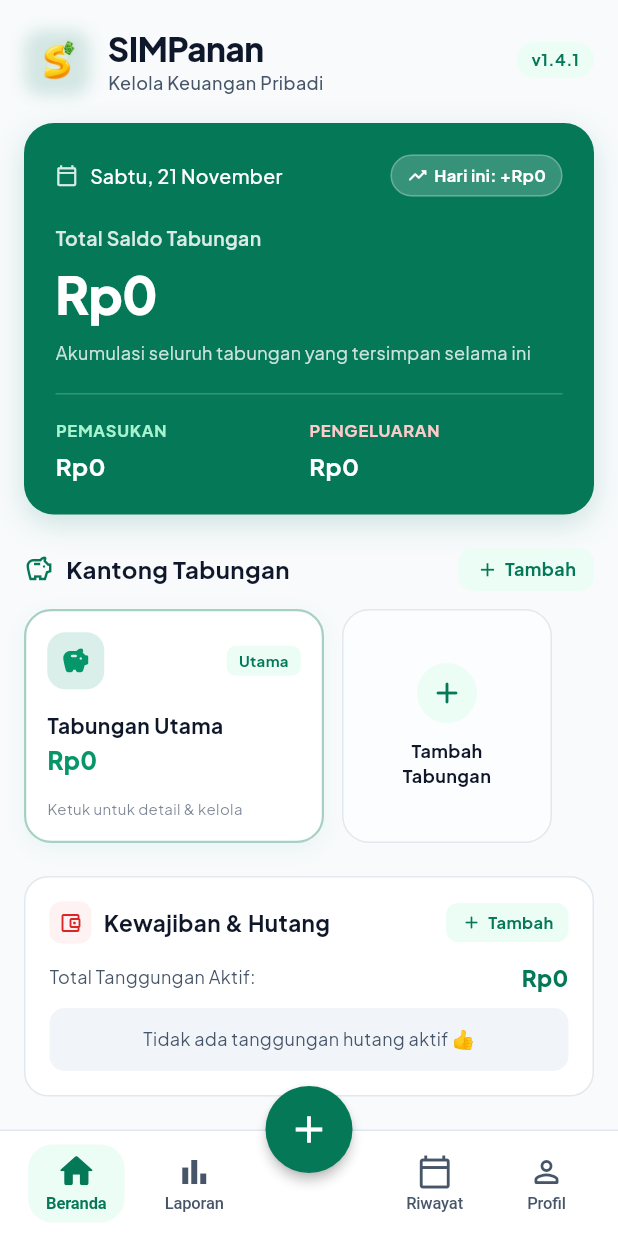
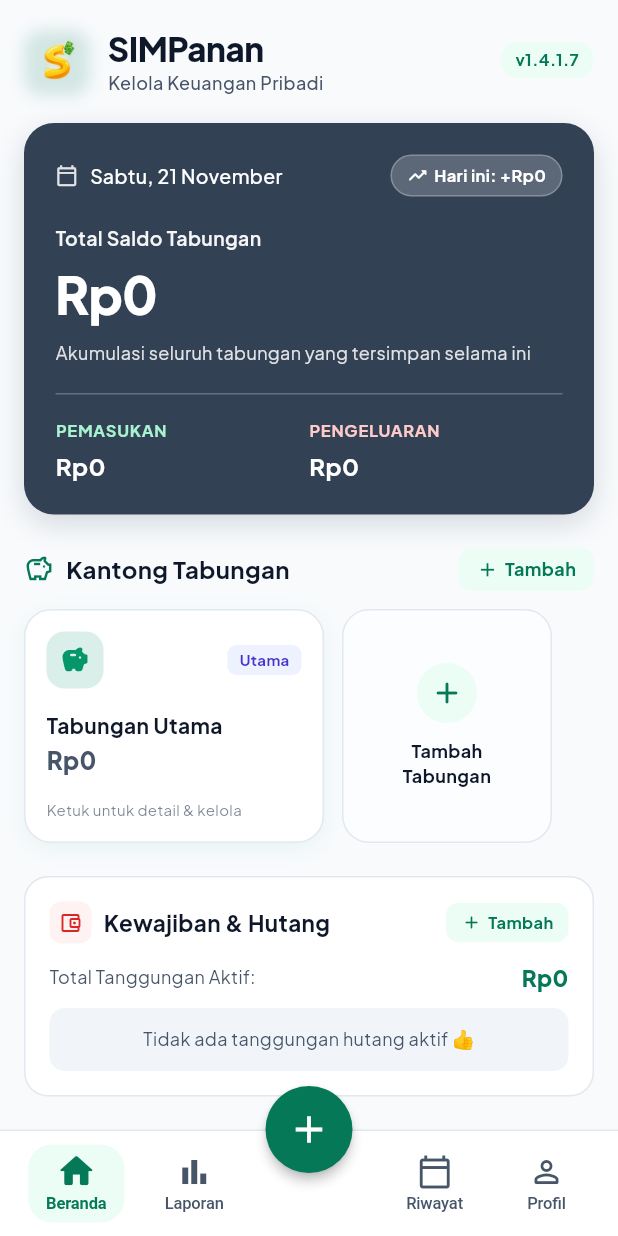
Before and after one commit to kevinvanmerligt/SIMPanan, a Flutter app: the screen it shows after launch, on a phone screen of 412 x 824 dp. Run offline on Flutter 3.47's test engine with Material 3 defaults, Android fonts, the phone set to English and light mode, and no system bars; our stand-ins replace fl_chart, flutter_secure_storage, google_fonts, image_picker, shared_preferences, sqflite; missing offline and left inert: flutter_displaymode; accounts and stored records are empty.

Commit message:
Fix Colorgrading and Bug

```diff
--- a/lib/core/constants/app_colors.dart
+++ b/lib/core/constants/app_colors.dart
@@ -29,6 +29,16 @@ class AppColorScheme {
   final Color heroCardBg;
   final Color heroCardBorder;
   final Color heroCardPillBg;
+  final Color heroZeroBg;
+  final Color heroNegativeGradientStart;
+  final Color heroNegativeGradientEnd;
+  final Color heroNegativeBorder;
+
+  final Color badgeNeutralBg;
+  final Color badgeNeutralText;
+
+  final Color chartTooltipBg;
+  final Color chartTooltipText;
 
   const AppColorScheme({
     required this.isDark,
@@ -52,6 +62,14 @@ class AppColorScheme {
     required this.heroCardBg,
     required this.heroCardBorder,
     required this.heroCardPillBg,
+    required this.heroZeroBg,
+    required this.heroNegativeGradientStart,
+    required this.heroNegativeGradientEnd,
+    required this.heroNegativeBorder,
+    required this.badgeNeutralBg,
+    required this.badgeNeutralText,
+    required this.chartTooltipBg,
+    required this.chartTooltipText,
   });
 }
 
@@ -78,6 +96,14 @@ class AppColors {
     heroCardBg: Color(0xFF047857),
     heroCardBorder: Colors.transparent,
     heroCardPillBg: Color(0x33FFFFFF),
+    heroZeroBg: Color(0xFF334155),
+    heroNegativeGradientStart: Color(0xFF9F1239),
+    heroNegativeGradientEnd: Color(0xFFBE123C),
+    heroNegativeBorder: Color(0xFF881337),
+    badgeNeutralBg: Color(0xFFEEF2FF),
+    badgeNeutralText: Color(0xFF4338CA),
+    chartTooltipBg: Color(0xFF1F2937),
+    chartTooltipText: Color(0xFFFFFFFF),
   );
 
   static const dark = AppColorScheme(
@@ -102,6 +128,14 @@ class AppColors {
     heroCardBg: Color(0xFF161E1A),
     heroCardBorder: Color(0xFF23322B),
     heroCardPillBg: Color(0xFF1E2A24),
+    heroZeroBg: Color(0xFF1E293B),
+    heroNegativeGradientStart: Color(0xFF881337),
+    heroNegativeGradientEnd: Color(0xFF9F1239),
+    heroNegativeBorder: Color(0xFFBE123C),
+    badgeNeutralBg: Color(0xFF1E1B4B),
+    badgeNeutralText: Color(0xFFA5B4FC),
+    chartTooltipBg: Color(0xFF1F2937),
+    chartTooltipText: Color(0xFFFFFFFF),
   );
 
   static AppColorScheme of(BuildContext context) {
--- a/lib/core/widgets/app_header.dart
+++ b/lib/core/widgets/app_header.dart
@@ -6,7 +6,7 @@ class SimpananAppHeader extends StatelessWidget {
 
   const SimpananAppHeader({
     super.key,
-    this.patchVersion = 'v1.4.1',
+    this.patchVersion = 'v1.4.1.7',
   });
 
   @override
--- a/lib/features/beranda/widgets/grafik_enam_hari_card.dart
+++ b/lib/features/beranda/widgets/grafik_enam_hari_card.dart
@@ -68,6 +68,36 @@ class GrafikTujuhHariCard extends StatelessWidget {
               swapAnimationCurve: Curves.easeOutCubic,
               BarChartData(
                 maxY: maxY,
+                barTouchData: BarTouchData(
+                  touchTooltipData: BarTouchTooltipData(
+                    getTooltipColor: (_) => colors.chartTooltipBg,
+                    tooltipRoundedRadius: 8,
+                    tooltipPadding: const EdgeInsets.symmetric(horizontal: 10, vertical: 6),
+                    getTooltipItem: (group, groupIndex, rod, rodIndex) {
+                      final amount = data7Hari[groupIndex]['amount'] as int;
+                      final date = data7Hari[groupIndex]['date'] as DateTime;
+                      final dateStr = DateFormat('d MMM', 'id_ID').format(date);
+                      return BarTooltipItem(
+                        '$dateStr\n',
+                        TextStyle(
+                          color: colors.chartTooltipText.withValues(alpha: 0.75),
+                          fontSize: 11,
+                          fontWeight: FontWeight.w500,
+                        ),
+                        children: [
+                          TextSpan(
+                            text: CurrencyFormat.toRupiah(amount),
+                            style: TextStyle(
+                              color: colors.chartTooltipText,
+                              fontSize: 12,
+                              fontWeight: FontWeight.w700,
+                            ),
+                          ),
+                        ],
+                      );
+                    },
+                  ),
+                ),
                 gridData: FlGridData(
                   show: true,
                   drawVerticalLine: false,
@@ -132,8 +162,6 @@ class GrafikTujuhHariCard extends StatelessWidget {
             ),
           ),
           const SizedBox(height: 16),
-
-          // Legenda
           Row(
             children: [
               _buildLegendDot(colors.primaryGreen, AppStrings.harimuIniDanSebelumnya, colors),
@@ -142,8 +170,6 @@ class GrafikTujuhHariCard extends StatelessWidget {
             ],
           ),
           const SizedBox(height: 12),
-
-          // Tombol Lihat Data Grafik
           InkWell(
             onTap: onTapLihatGrafik,
             child: Text(
--- a/lib/features/beranda/widgets/hero_saldo_card.dart
+++ b/lib/features/beranda/widgets/hero_saldo_card.dart
@@ -21,24 +21,41 @@ class HeroSaldoCard extends StatelessWidget {
     final tanggalHariIni = DateFormatId.formatHariTanggal(DateTime.now());
     final netTotalSavings = totalSavings - summary.totalDebt;
     final isNegative = netTotalSavings < 0;
+    final isZero = netTotalSavings == 0;
 
     return Container(
       width: double.infinity,
       padding: const EdgeInsets.all(20),
       decoration: BoxDecoration(
-        color: colors.heroCardBg,
+        color: isNegative ? null : (isZero ? colors.heroZeroBg : colors.heroCardBg),
+        gradient: isNegative
+            ? LinearGradient(
+                begin: Alignment.topLeft,
+                end: Alignment.bottomRight,
+                colors: [
+                  colors.heroNegativeGradientStart,
+                  colors.heroNegativeGradientEnd,
+                ],
+              )
+            : null,
         borderRadius: BorderRadius.circular(20),
         border: Border.all(
           color: isNegative
-              ? colors.expenseIcon.withValues(alpha: 0.6)
+              ? colors.heroNegativeBorder
               : (colors.isDark ? colors.heroCardBorder : Colors.transparent),
           width: 1,
         ),
         boxShadow: [
           BoxShadow(
-            color: colors.isDark
-                ? Colors.black.withValues(alpha: 0.35)
-                : colors.primaryGreen.withValues(alpha: 0.18),
+            color: isNegative
+                ? (colors.isDark
+                    ? Colors.black.withValues(alpha: 0.45)
+                    : colors.heroNegativeGradientStart.withValues(alpha: 0.28))
+                : (colors.isDark
+                    ? Colors.black.withValues(alpha: 0.35)
+                    : (isZero
+                        ? colors.heroZeroBg.withValues(alpha: 0.18)
+                        : colors.primaryGreen.withValues(alpha: 0.18))),
             blurRadius: 16,
             offset: const Offset(0, 6),
           ),
@@ -54,14 +71,18 @@ class HeroSaldoCard extends StatelessWidget {
                 children: [
                   Icon(
                     Icons.calendar_today_outlined,
-                    color: colors.isDark ? colors.textSecondary : Colors.white.withValues(alpha: 0.85),
+                    color: (isNegative || !colors.isDark)
+                        ? Colors.white.withValues(alpha: 0.85)
+                        : colors.textSecondary,
                     size: 15,
                   ),
                   const SizedBox(width: 8),
                   Text(
                     tanggalHariIni,
                     style: TextStyle(
-                      color: colors.isDark ? colors.textSecondary : Colors.white,
+                      color: (isNegative || !colors.isDark)
+                          ? Colors.white
+                          : colors.textSecondary,
                       fontSize: 13,
                       fontWeight: FontWeight.w500,
                     ),
@@ -71,10 +92,14 @@ class HeroSaldoCard extends StatelessWidget {
               Container(
                 padding: const EdgeInsets.symmetric(horizontal: 10, vertical: 5),
                 decoration: BoxDecoration(
-                  color: colors.heroCardPillBg,
+                  color: isNegative
+                      ? Colors.black.withValues(alpha: 0.25)
+                      : colors.heroCardPillBg,
                   borderRadius: BorderRadius.circular(20),
                   border: Border.all(
-                    color: colors.isDark ? colors.cardBorder : Colors.white.withValues(alpha: 0.25),
+                    color: isNegative
+                        ? Colors.white.withValues(alpha: 0.3)
+                        : (colors.isDark ? colors.cardBorder : Colors.white.withValues(alpha: 0.25)),
                   ),
                 ),
                 child: Row(
@@ -83,18 +108,22 @@ class HeroSaldoCard extends StatelessWidget {
                       summary.remainingBalance >= 0
                           ? Icons.trending_up_rounded
                           : Icons.trending_down_rounded,
-                      color: colors.isDark
-                          ? (summary.remainingBalance >= 0 ? colors.primaryGreen : colors.expenseIcon)
-                          : (summary.remainingBalance >= 0 ? Colors.white : const Color(0xFFFECACA)),
+                      color: isNegative
+                          ? Colors.white
+                          : (colors.isDark
+                              ? (summary.remainingBalance >= 0 ? colors.primaryGreen : colors.expenseIcon)
+                              : (summary.remainingBalance >= 0 ? Colors.white : const Color(0xFFFECACA))),
                       size: 14,
                     ),
                     const SizedBox(width: 4),
                     Text(
                       'Hari ini: ${summary.remainingBalance >= 0 ? '+' : ''}${CurrencyFormat.toRupiah(summary.remainingBalance)}',
                       style: TextStyle(
-                        color: colors.isDark
-                            ? colors.textPrimary
-                            : (summary.remainingBalance >= 0 ? Colors.white : const Color(0xFFFECACA)),
+                        color: isNegative
+                            ? Colors.white
+                            : (colors.isDark
+                                ? colors.textPrimary
+                                : (summary.remainingBalance >= 0 ? Colors.white : const Color(0xFFFECACA))),
                         fontSize: 11,
                         fontWeight: FontWeight.w700,
                       ),
@@ -111,9 +140,9 @@ class HeroSaldoCard extends StatelessWidget {
               Text(
                 isNegative ? 'Defisit Tabungan (Tanggungan Hutang)' : 'Total Saldo Tabungan',
                 style: TextStyle(
-                  color: isNegative
-                      ? (colors.isDark ? colors.expenseIcon : const Color(0xFFFECACA))
-                      : (colors.isDark ? colors.textSecondary : Colors.white.withValues(alpha: 0.85)),
+                  color: (isNegative || !colors.isDark)
+                      ? Colors.white.withValues(alpha: 0.95)
+                      : colors.textSecondary,
                   fontSize: 13,
                   fontWeight: isNegative ? FontWeight.w700 : FontWeight.w600,
                 ),
@@ -123,15 +152,14 @@ class HeroSaldoCard extends StatelessWidget {
                 Container(
                   padding: const EdgeInsets.symmetric(horizontal: 6, vertical: 2),
                   decoration: BoxDecoration(
-                    color: colors.isDark
-                        ? colors.expenseIcon.withValues(alpha: 0.2)
-                        : Colors.black.withValues(alpha: 0.25),
+                    color: Colors.black.withValues(alpha: 0.35),
                     borderRadius: BorderRadius.circular(6),
+                    border: Border.all(color: Colors.white.withValues(alpha: 0.5)),
                   ),
-                  child: Text(
+                  child: const Text(
                     'MINUS',
                     style: TextStyle(
-                      color: colors.isDark ? colors.expenseIcon : const Color(0xFFFECACA),
+                      color: Colors.white,
                       fontSize: 10,
                       fontWeight: FontWeight.w900,
                     ),
@@ -144,9 +172,7 @@ class HeroSaldoCard extends StatelessWidget {
           Text(
             CurrencyFormat.toRupiah(netTotalSavings),
             style: TextStyle(
-              color: isNegative
-                  ? (colors.isDark ? colors.expenseIcon : const Color(0xFFFECACA))
-                  : (colors.isDark ? colors.textPrimary : Colors.white),
+              color: (isNegative || !colors.isDark) ? Colors.white : colors.textPrimary,
               fontSize: 34,
               fontWeight: FontWeight.w800,
               letterSpacing: -0.5,
@@ -158,16 +184,18 @@ class HeroSaldoCard extends StatelessWidget {
                 ? 'Dipotong total kewajiban hutang aktif (${CurrencyFormat.toRupiah(summary.totalDebt)})'
                 : 'Akumulasi seluruh tabungan yang tersimpan selama ini',
             style: TextStyle(
-              color: colors.isDark ? colors.textMuted : Colors.white.withValues(alpha: 0.8),
+              color: (isNegative || !colors.isDark)
+                  ? Colors.white.withValues(alpha: 0.85)
+                  : colors.textMuted,
               fontSize: 12,
             ),
           ),
           const SizedBox(height: 18),
 
           Divider(
-            color: colors.isDark
-                ? colors.divider
-                : Colors.white.withValues(alpha: 0.2),
+            color: (isNegative || !colors.isDark)
+                ? Colors.white.withValues(alpha: 0.25)
+                : colors.divider,
             height: 1,
           ),
           const SizedBox(height: 16),
@@ -181,7 +209,9 @@ class HeroSaldoCard extends StatelessWidget {
                     Text(
                       AppStrings.pemasukan,
                       style: TextStyle(
-                        color: colors.isDark ? colors.primaryGreen : const Color(0xFFA7F3D0),
+                        color: isNegative
+                            ? Colors.white.withValues(alpha: 0.85)
+                            : (colors.isDark ? colors.primaryGreen : const Color(0xFFA7F3D0)),
                         fontSize: 11,
                         fontWeight: FontWeight.w700,
                         letterSpacing: 0.5,
@@ -191,7 +221,7 @@ class HeroSaldoCard extends StatelessWidget {
                     Text(
                       CurrencyFormat.toRupiah(summary.totalIncome),
                       style: TextStyle(
-                        color: colors.isDark ? colors.textPrimary : Colors.white,
+                        color: (isNegative || !colors.isDark) ? Colors.white : colors.textPrimary,
                         fontSize: 16,
                         fontWeight: FontWeight.w700,
                       ),
@@ -206,7 +236,9 @@ class HeroSaldoCard extends StatelessWidget {
                     Text(
                       AppStrings.pengeluaran,
                       style: TextStyle(
-                        color: colors.isDark ? colors.expenseIcon : const Color(0xFFFECACA),
+                        color: isNegative
+                            ? Colors.white.withValues(alpha: 0.85)
+                            : (colors.isDark ? colors.expenseIcon : const Color(0xFFFECACA)),
                         fontSize: 11,
                         fontWeight: FontWeight.w700,
                         letterSpacing: 0.5,
@@ -216,7 +248,7 @@ class HeroSaldoCard extends StatelessWidget {
                     Text(
                       CurrencyFormat.toRupiah(summary.totalExpense),
                       style: TextStyle(
-                        color: colors.isDark ? colors.textPrimary : Colors.white,
+                        color: (isNegative || !colors.isDark) ? Colors.white : colors.textPrimary,
                         fontSize: 16,
                         fontWeight: FontWeight.w700,
                       ),
@@ -232,7 +264,9 @@ class HeroSaldoCard extends StatelessWidget {
                       Text(
                         'Hutang',
                         style: TextStyle(
-                          color: colors.isDark ? colors.expenseIcon : const Color(0xFFFECACA),
+                          color: isNegative
+                              ? Colors.white.withValues(alpha: 0.85)
+                              : (colors.isDark ? colors.expenseIcon : const Color(0xFFFECACA)),
                           fontSize: 11,
                           fontWeight: FontWeight.w700,
                           letterSpacing: 0.5,
@@ -242,7 +276,9 @@ class HeroSaldoCard extends StatelessWidget {
                       Text(
                         CurrencyFormat.toRupiah(summary.totalDebt),
                         style: TextStyle(
-                          color: colors.isDark ? colors.expenseIcon : const Color(0xFFFECACA),
+                          color: isNegative
+                              ? Colors.white
+                              : (colors.isDark ? colors.expenseIcon : const Color(0xFFFECACA)),
                           fontSize: 16,
                           fontWeight: FontWeight.w700,
                         ),
--- a/lib/features/beranda/widgets/kantong_tabungan_section.dart
+++ b/lib/features/beranda/widgets/kantong_tabungan_section.dart
@@ -223,10 +223,8 @@ class KantongTabunganSection extends StatelessWidget {
           color: colors.cardSurface,
           borderRadius: BorderRadius.circular(18),
           border: Border.all(
-            color: tabungan.isPrimary
-                ? colors.primaryGreen.withValues(alpha: 0.35)
-                : colors.cardBorder,
-            width: tabungan.isPrimary ? 1.5 : 1,
+            color: colors.cardBorder,
+            width: 1,
           ),
           boxShadow: [
             BoxShadow(
@@ -260,7 +258,7 @@ class KantongTabunganSection extends StatelessWidget {
                   Container(
                     padding: const EdgeInsets.symmetric(horizontal: 8, vertical: 3),
                     decoration: BoxDecoration(
-                      color: colors.primaryPillBg,
+                      color: colors.badgeNeutralBg,
                       borderRadius: BorderRadius.circular(6),
                     ),
                     child: Text(
@@ -268,7 +266,7 @@ class KantongTabunganSection extends StatelessWidget {
                       style: TextStyle(
                         fontSize: 10,
                         fontWeight: FontWeight.w700,
-                        color: colors.primaryGreen,
+                        color: colors.badgeNeutralText,
                       ),
                     ),
                   )
@@ -311,7 +309,7 @@ class KantongTabunganSection extends StatelessWidget {
                     fontWeight: FontWeight.w800,
                     color: tabungan.currentBalance < 0
                         ? colors.expenseIcon
-                        : tabungan.color,
+                        : (tabungan.currentBalance == 0 ? colors.textSecondary : tabungan.color),
                   ),
                 ),
               ],
--- a/lib/features/beranda/widgets/tabungan_detail_modal.dart
+++ b/lib/features/beranda/widgets/tabungan_detail_modal.dart
@@ -97,7 +97,7 @@ class TabunganDetailModal extends StatelessWidget {
                           Container(
                             padding: const EdgeInsets.symmetric(horizontal: 8, vertical: 2),
                             decoration: BoxDecoration(
-                              color: colors.primaryPillBg,
+                              color: colors.badgeNeutralBg,
                               borderRadius: BorderRadius.circular(6),
                             ),
                             child: Text(
@@ -105,7 +105,7 @@ class TabunganDetailModal extends StatelessWidget {
                               style: TextStyle(
                                 fontSize: 10,
                                 fontWeight: FontWeight.w700,
-                                color: colors.primaryGreen,
+                                color: colors.badgeNeutralText,
                               ),
                             ),
                           ),
--- a/lib/features/laporan/screens/laporan_screen.dart
+++ b/lib/features/laporan/screens/laporan_screen.dart
@@ -297,12 +297,12 @@ class LaporanScreen extends StatelessWidget {
                               padding: const EdgeInsets.symmetric(horizontal: 6, vertical: 2),
                               decoration: BoxDecoration(
                                 color: tab.isPrimary
-                                    ? tab.color.withValues(alpha: 0.15)
+                                    ? colors.badgeNeutralBg
                                     : colors.inputBg,
                                 borderRadius: BorderRadius.circular(6),
                                 border: Border.all(
                                   color: tab.isPrimary
-                                      ? tab.color.withValues(alpha: 0.3)
+                                      ? colors.badgeNeutralText.withValues(alpha: 0.3)
                                       : colors.cardBorder,
                                 ),
                               ),
@@ -311,7 +311,7 @@ class LaporanScreen extends StatelessWidget {
                                 style: TextStyle(
                                   fontSize: 10,
                                   fontWeight: FontWeight.w700,
-                                  color: tab.isPrimary ? tab.color : colors.textSecondary,
+                                  color: tab.isPrimary ? colors.badgeNeutralText : colors.textSecondary,
                                 ),
                               ),
                             ),
--- a/lib/features/profil/screens/profil_screen.dart
+++ b/lib/features/profil/screens/profil_screen.dart
@@ -925,7 +925,7 @@ class _ProfilScreenState extends State<ProfilScreen> {
             child: Column(
               children: [
                 Text(
-                  'SIMPanan v1.4.1 (Patch 1.4.1)',
+                  'SIMPanan v1.4.1.7 (Patch 1.4.1.7)',
                   style: TextStyle(
                     fontSize: 12,
                     color: colors.textSecondary.withValues(alpha: 0.8),
--- a/pubspec.yaml
+++ b/pubspec.yaml
@@ -1,7 +1,7 @@
 name: dompet_harian
 description: Aplikasi Pengelola Keuangan Pribadi.
 publish_to: 'none'
-version: 1.4.1
+version: 1.4.1+7
 
 environment:
   sdk: ^3.13.5
```
Also changed, not shown: 6 other files.
